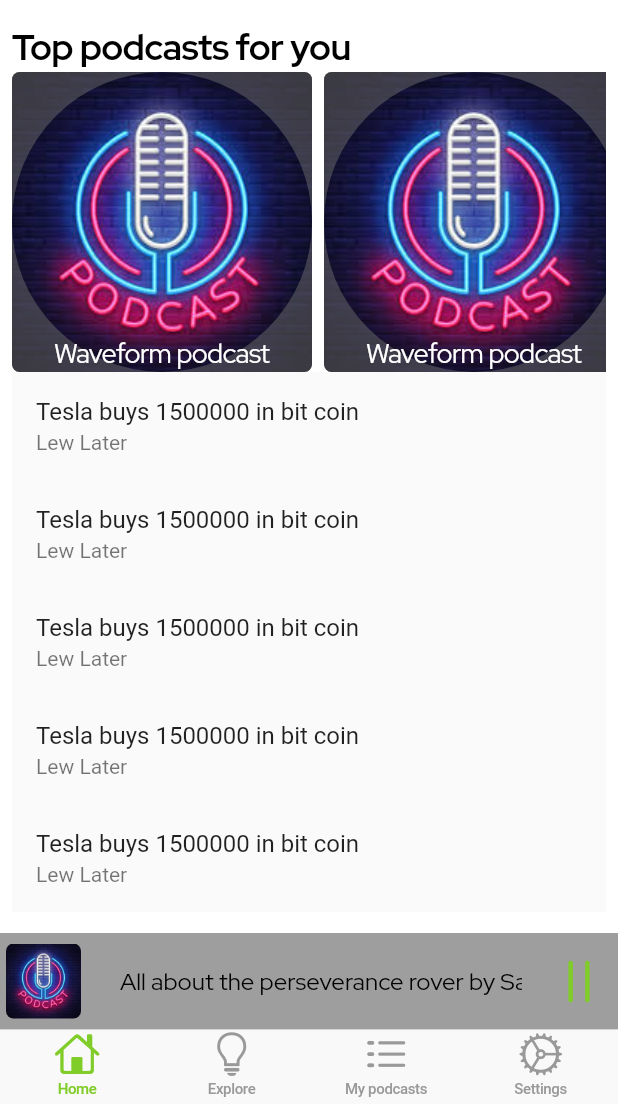
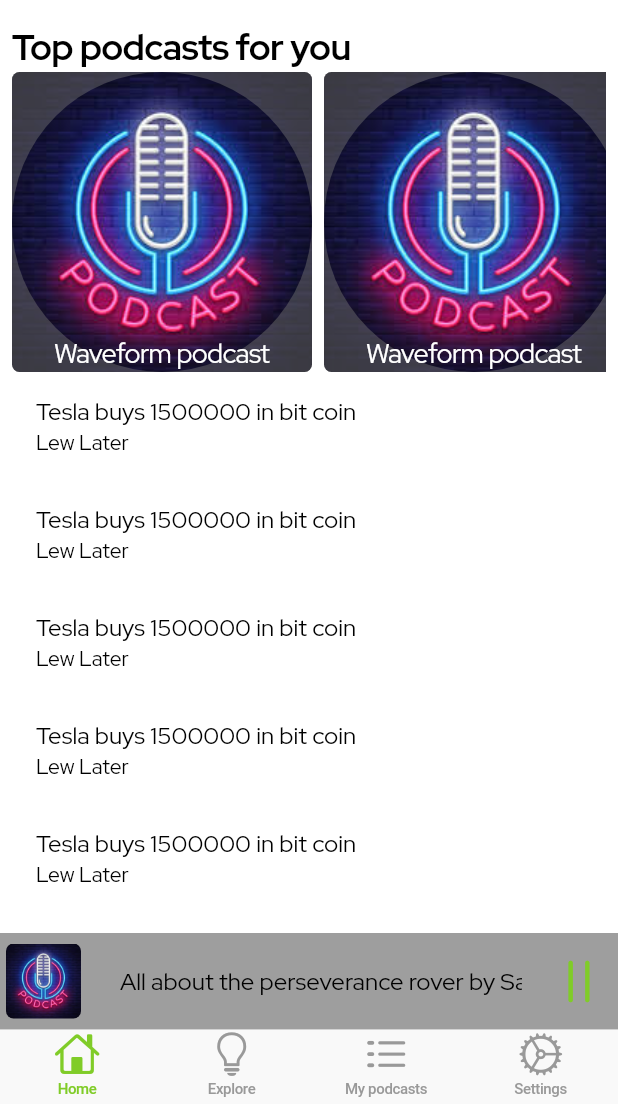
Before and after one commit to sam-baraka/podcastic, a Flutter app: the screen it shows after launch, on a phone screen of 412 x 824 dp, the part 132-1236 px from its top. Run offline on Flutter 3.47's test engine with Material 2 defaults, Android fonts, the phone set to English and light mode, and no system bars; drawn by our look-alikes of marquee; our stand-ins replace auto_route, google_fonts.

Commit message:
Fixed color disparities

```diff
--- a/lib/uis/common/podcast_tile.dart
+++ b/lib/uis/common/podcast_tile.dart
@@ -1,5 +1,6 @@
 import 'package:flutter/cupertino.dart';
 import 'package:flutter/material.dart';
+import 'package:google_fonts/google_fonts.dart';
 import 'package:podcastic/test_images/test_images.dart';
 
 class PodcastTile extends StatelessWidget {
@@ -8,9 +9,26 @@ class PodcastTile extends StatelessWidget {
   @override
   Widget build(BuildContext context) {
     return Material(
+      color: CupertinoTheme.brightnessOf(context) == Brightness.dark
+          ? Colors.black
+          : Colors.white,
       child: ListTile(
-        title: Text("Tesla buys 1500000 in bit coin"),
-        subtitle: Text("Lew Later"),
+        title: Text(
+          "Tesla buys 1500000 in bit coin",
+          style: GoogleFonts.redHatDisplay(
+            color: CupertinoTheme.brightnessOf(context) == Brightness.dark
+                ? Colors.white
+                : Colors.black,
+          ),
+        ),
+        subtitle: Text(
+          "Lew Later",
+          style: GoogleFonts.redHatDisplay(
+            color: CupertinoTheme.brightnessOf(context) == Brightness.dark
+                ? Colors.white
+                : Colors.black,
+          ),
+        ),
       ),
     );
   }
```
